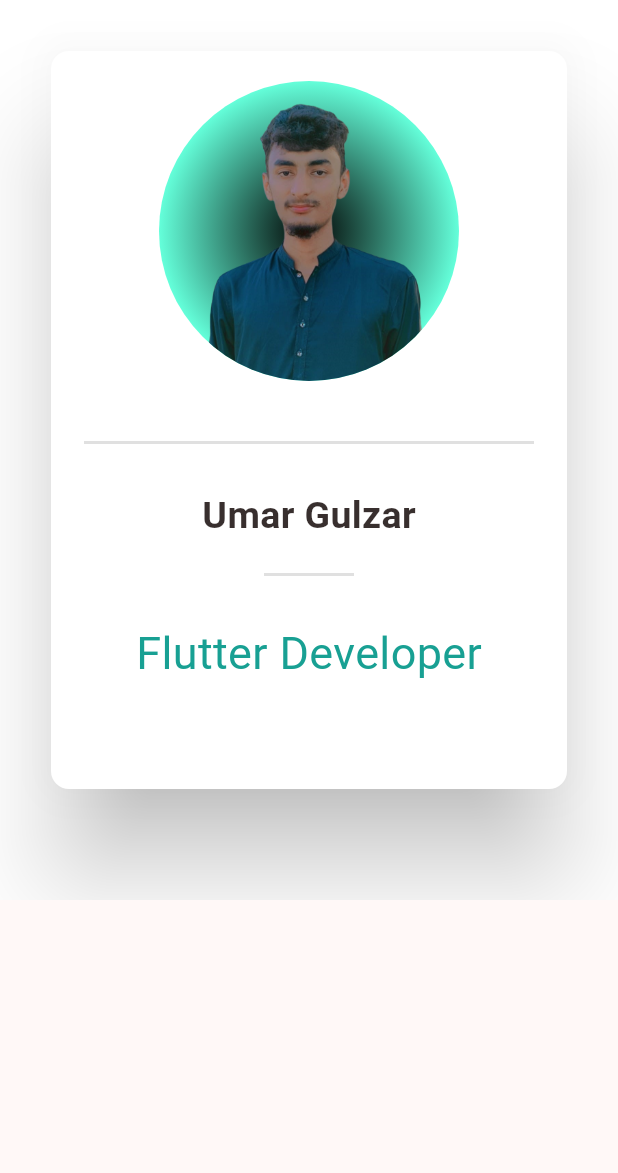
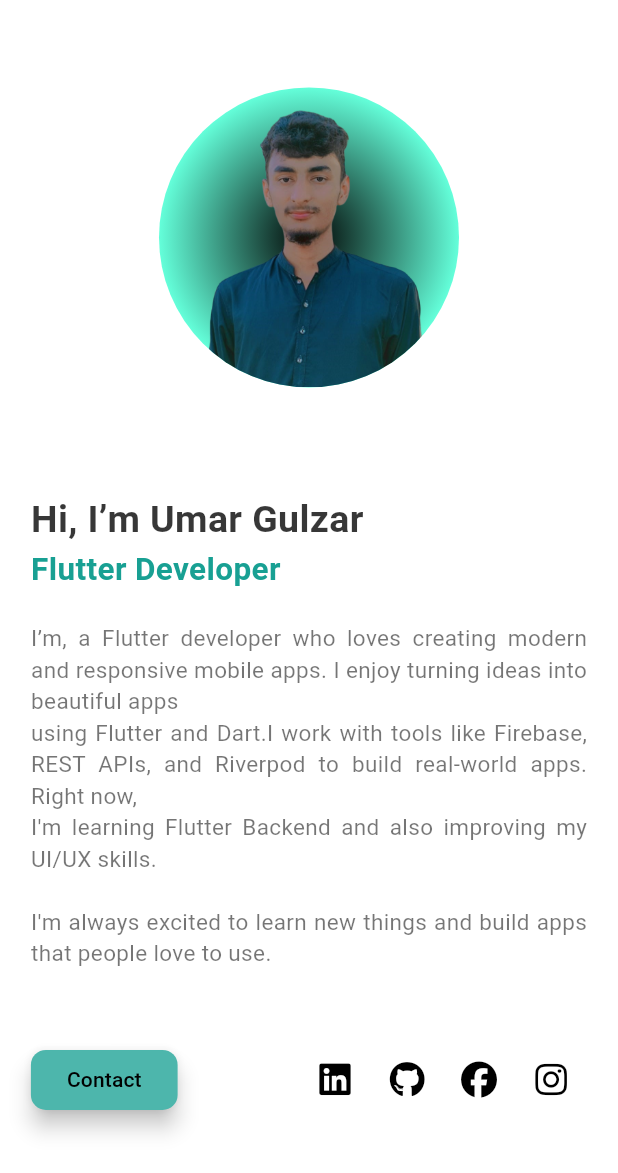
Before and after one commit to Umar-Gulzar/Portfolio_Website, a Flutter app: the AboutmeSection widget shown alone on an empty page, opened directly, on a phone screen of 412 x 824 dp. Shown: the top 1173 px of the screen. Run offline on Flutter 3.47's test engine with Material 3 defaults, Android fonts, the light colour scheme and no system bars; our stand-ins replace flutter_riverpod, font_awesome_flutter, google_fonts, riverpod, visibility_detector.

Commit message:
Some Modifications

```diff
--- /dev/null
+++ b/lib/CustomWidgets/ProfilePicture.dart
@@ -0,0 +1,28 @@
+import 'package:flutter/material.dart';
+
+Widget profilePicture(double screenWidth,Animation<Offset> _rightSlide,Animation<double> _fadeAnimation)
+{
+  return  Padding(
+    padding: EdgeInsets.only(top: screenWidth * 0.02),
+    child: Align(
+      alignment: Alignment.topCenter,
+      child: Container(
+        clipBehavior: Clip.antiAlias,
+        decoration: BoxDecoration(
+          shape: BoxShape.circle,
+          gradient: RadialGradient(colors: [Colors.black, Colors
+              .tealAccent
+          ]),
+        ),
+        child: SlideTransition(
+          position: _rightSlide,
+          child: FadeTransition(
+            opacity: _fadeAnimation,
+            child: Image.asset(
+              "Images/dp.png", height: 200, width: 200,),
+          ),
+        ),
+      ),
+    ),
+  );
+}
--- a/lib/Sections/AboutmeSection.dart
+++ b/lib/Sections/AboutmeSection.dart
@@ -4,7 +4,8 @@
 import '../CustomWidgets/CustomMenuButton.dart';
 import '../CustomWidgets/SocialIconButtons.dart';
 import 'package:visibility_detector/visibility_detector.dart';
-
+import '../CustomWidgets/ProfileCard.dart';
+import '../CustomWidgets/ProfilePicture.dart';
 
 class AboutmeSection extends StatefulWidget
 {
@@ -16,7 +17,7 @@
 
   late AnimationController _controller;
   late Animation<Offset> _slideAnimation;
-  late Animation<Offset> _leftSlide;
+  late Animation<Offset> _rightSlide;
   late Animation<double> _scaleButton;
   late Animation<Offset> _lowerSlide;
   late Animation<double> _fadeAnimation;
@@ -24,7 +25,7 @@
   @override
   void initState() {
     _controller=AnimationController(vsync: this,duration: Duration(milliseconds: 700));
-    _leftSlide=Tween<Offset>(begin: Offset(2,0),end: Offset.zero).chain(CurveTween(curve:Interval(0, 0.6,curve:Curves.easeInOut))).animate(_controller);
+    _rightSlide=Tween<Offset>(begin: Offset(2,0),end: Offset.zero).chain(CurveTween(curve:Interval(0, 0.6,curve:Curves.easeInOut))).animate(_controller);
     _scaleButton=Tween<double>(begin: 0,end: 1).chain(CurveTween(curve:Interval(0.6, 1,curve:Curves.easeInOut))).animate(_controller);
     _lowerSlide=Tween<Offset>(begin: Offset(0,2),end: Offset.zero).chain(CurveTween(curve:Interval(0.5, 0.8,curve:Curves.easeInOut))).animate(_controller);
     _fadeAnimation=Tween<double>(begin: 0,end: 0.9).chain(CurveTween(curve:Interval( 0.4,0.8,curve:Curves.easeInOut))).animate(_controller);
@@ -43,6 +44,8 @@
 
   @override
   Widget build(BuildContext context) {
+    double screenWidth=MediaQuery.of(context).size.width;
+    double screenHeight=MediaQuery.of(context).size.height;
     return VisibilityDetector(
       key: Key("Aboutme_key"),
       onVisibilityChanged: (info){
@@ -51,90 +54,45 @@
       child: Container(
         key: ABOUTME_KEY,
         width: double.infinity,
-        height: 600,
+        height:screenWidth>800? 600:null,
         color: Colors.white,
-        child: Stack(
+        child: LayoutBuilder(
+          builder: (context,constraints) {
+            return Flex(
+              direction: screenWidth > 800 ? Axis.horizontal : Axis.vertical,
+              mainAxisAlignment: MainAxisAlignment.spaceEvenly,
               children: [
+                if(constraints.maxWidth>800)
+                  profileCard(_rightSlide, _fadeAnimation, _lowerSlide),
+                if(constraints.maxWidth<800)
+                  profilePicture(screenWidth, _rightSlide, _fadeAnimation),
                 Padding(
-              padding: EdgeInsets.all(30),
-              child: SizedBox(
-                height: 500,
-                width: 500,
-                child: Card(
-                  color: Colors.white,
-                  clipBehavior: Clip.antiAlias,
-                  elevation: 30,
-                  child: Column(
-                    children: [
-                      const SizedBox(height: 20,),
-                      Container(
-                        clipBehavior: Clip.antiAlias,
-                        decoration: BoxDecoration(
-                          shape: BoxShape.circle,
-                          gradient: RadialGradient(colors: [Colors.black, Colors
-                              .tealAccent
-                          ]),
+                  padding: EdgeInsets.only(top: screenWidth * 0.05,
+                    left: screenWidth <= 800 ? screenWidth * 0.05 : 0,
+                    right: screenWidth <= 800 ? screenWidth * 0.05 : 0,
                   ),
-                        child: SlideTransition(
-                          position: _leftSlide,
-                          child: FadeTransition(
-                            opacity: _fadeAnimation,
-                            child: Image.asset(
-                              "Images/dp.png", height: 200, width: 200,),
-                          ),
-                        ),
-                      ),
-                      const SizedBox(height: 40,),
-                      Container(height: 2, width: 300, color: Colors.black12,),
-                      const SizedBox(height: 30,),
-                      SlideTransition(
-                        position: _lowerSlide,
-                        child: FadeTransition(
-                          opacity: _fadeAnimation,
-                          child: Text("Umar Gulzar", style: TextStyle(
-                              fontSize: 25, fontWeight: FontWeight.bold),),
-                        ),
-                      ),
-                      const SizedBox(height: 20,),
-                      Container(height: 2, width: 60, color: Colors.black12,),
-                      const SizedBox(height: 30,),
-                      SlideTransition(
-                        position: _lowerSlide,
-                        child: FadeTransition(
-                          opacity: _fadeAnimation,
-                          child: Text("Flutter Developer",
-                            style: TextStyle(fontSize: 30, color: Colors.teal),),
-                        ),
-                      ),
-                    ],
-                  ),
-                ),
-              ),
-            ),
-
-            Positioned(
-              left: 600,
-              top: 60,
                   child: Column(
                     crossAxisAlignment: CrossAxisAlignment.start,
                     children: [
-                  const SizedBox(height: 20),
+
                       SlideTransition(
-                    position: _leftSlide,
+                        position: _rightSlide,
                         child: FadeTransition(
                           opacity: _fadeAnimation,
                           child: Text("Hi, I’m Umar Gulzar", style: TextStyle(
                             color: Colors.black87,
                             fontWeight: FontWeight.bold,
-                        fontSize: 30,
+                            fontSize: (constraints.maxWidth*0.02).clamp(25,30),
                           ),),
                         ),
                       ),
                       SlideTransition(
-                    position: _leftSlide,
+                        position: _rightSlide,
                         child: FadeTransition(
                           opacity: _fadeAnimation,
-                      child: Text("Flutter Developer", style: TextStyle(fontSize: 22,
+                          child: Text(
+                            "Flutter Developer", style: TextStyle(
+                            fontSize:(constraints.maxWidth*0.015).clamp(21,22),
                             color: Colors.teal,
                             fontWeight: FontWeight.w600,
                           ),),
@@ -149,20 +107,26 @@
                               "I work with tools like Firebase, REST APIs, and Riverpod to build real-world apps. "
                               "Right now, \nI'm learning Flutter Backend and also improving my UI/UX skills.\n\n"
                               "I'm always excited to learn new things and build apps that people love to use.",
-                      style: TextStyle(fontSize: 16, color: Colors.black54),
+                          style: TextStyle(
+                              fontSize: (constraints.maxWidth*0.011).clamp(15,20),
+                              color: Colors.black54),
                           textAlign: TextAlign.justify,
                         ),
                       ),
                       const SizedBox(height: 50),
                       ScaleTransition(
                         scale: _scaleButton,
-                    child: ElevatedButton(
+                        child: Row(
+                          mainAxisAlignment: MainAxisAlignment.spaceBetween,
+                          children: [
+                            ElevatedButton(
                                 style: ElevatedButton.styleFrom(
                                     elevation: 6,
                                     // shadowColor: Colors.white10,
                                     backgroundColor: Colors.teal[300],
                                     shape: RoundedRectangleBorder(
-                                borderRadius: BorderRadius.all(Radius.circular(10))
+                                        borderRadius: BorderRadius.all(
+                                            Radius.circular(10))
                                     )),
                                 onPressed: () {
                                   setState(() {
@@ -170,10 +134,16 @@
                                   });
                                 },
                                 child: Text(
-                          "Contact", style: TextStyle(color: Colors.black),)),
+                                  "Contact",
+                                  style: TextStyle(color: Colors.black),)),
+                            screenWidth < 800 ? SocialIconButtons() : SizedBox
+                                .shrink(),
+                          ],
+                        ),
                       ),
                       const SizedBox(height: 30),
-                  SocialIconButtons(),
+                      screenWidth > 800 ? SocialIconButtons() : SizedBox
+                          .shrink(),
 
 
                     ],
@@ -181,6 +151,8 @@
                 )
 
               ],
+            );
+          }
         ),
       ),
     );
--- a/lib/Sections/ProjectsSection.dart
+++ b/lib/Sections/ProjectsSection.dart
@@ -83,7 +83,8 @@
                      // mainAxisAlignment: MainAxisAlignment.spaceEvenly,
                       spacing: 20,
                       children: [
-                        SizedBox(
+                        Flexible(
+                          child: SizedBox(
                             width: 400,
                             height: 300,
                             child: Card(
@@ -95,6 +96,7 @@
                                 fit: BoxFit.fill,
                                 width: double.infinity,
                                 height:double.infinity,
+                              ),
                             ),
                           ),
                         ),
```
Also changed, not shown: lib/CustomWidgets/ProfileCard.dart (added, +61 -0 lines), lib/Landing_Page.dart (+67 -37 lines), lib/Sections/SkillsSection.dart (+7 -4 lines), lib/temp.dart (added, +144 -0 lines). Lines whose indentation alone changed are shown as unchanged.
